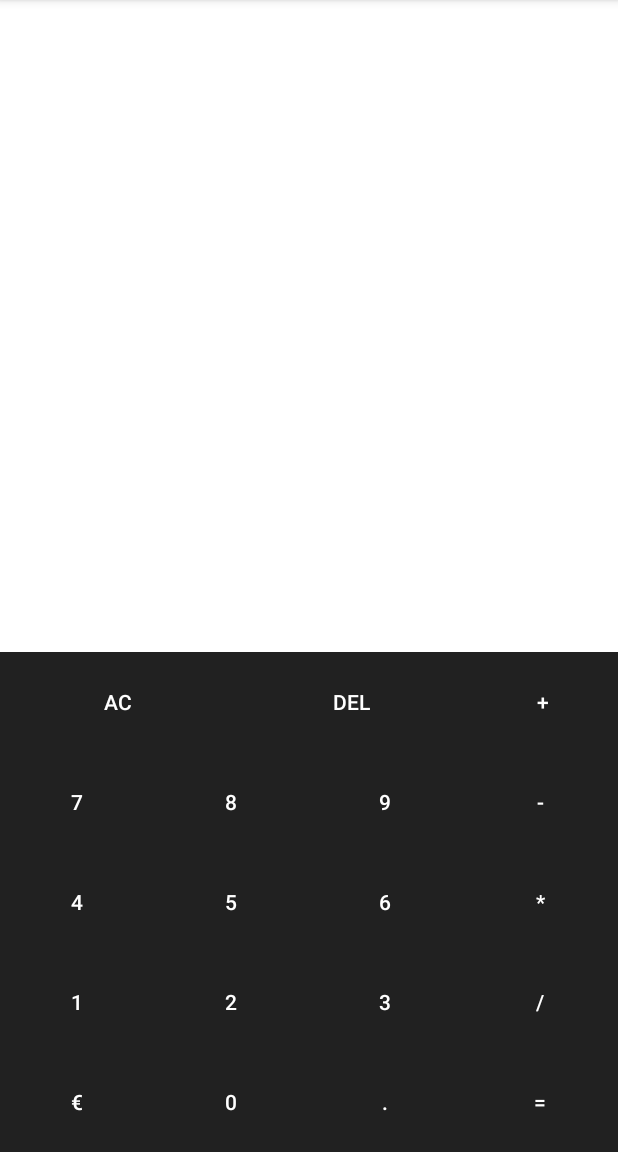
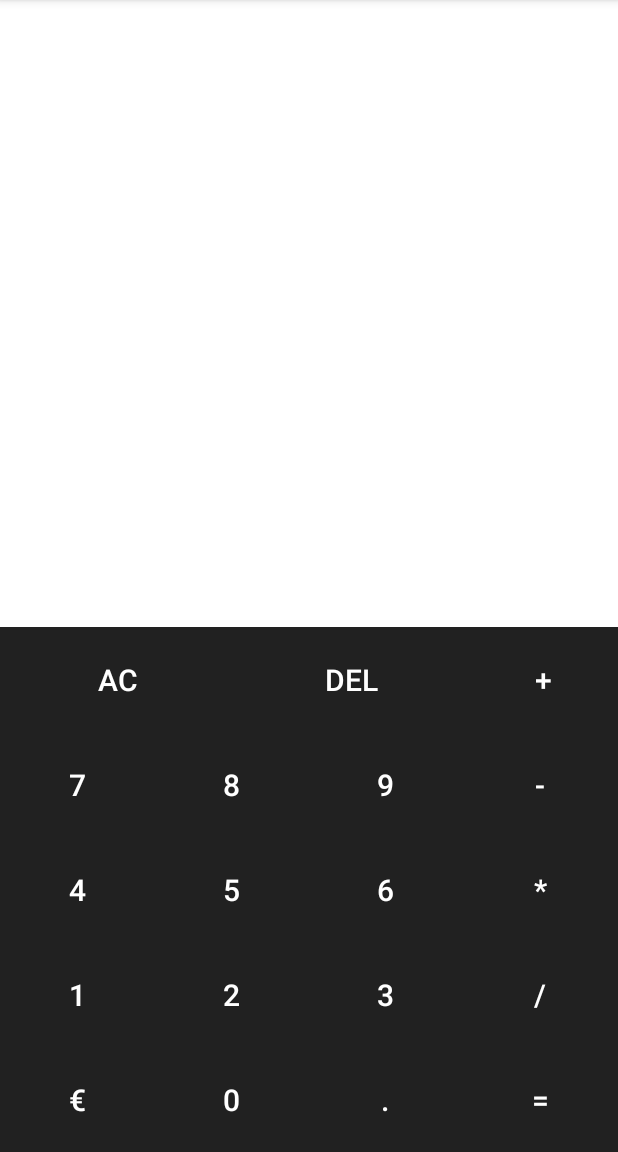
Before and after one commit to LinardosPaschopoulos/MyCalculator, an Android app: the screen it shows after launch (MainActivity), on a phone screen of 412 x 824 dp, the part 84-1236 px from its top. Run offline under Robolectric (Android 15) with nearby library versions, the phone set to English and light mode, and no system bars.

Commit message:
Update activity_main.xml

```diff
--- a/app/src/main/res/layout/activity_main.xml
+++ b/app/src/main/res/layout/activity_main.xml
@@ -38,7 +38,7 @@
 
     <TableLayout
         android:layout_width="match_parent"
-        android:layout_height="wrap_content">
+        android:layout_height="wrap_content" >
 
         <TableRow
             android:layout_width="match_parent"
@@ -47,8 +47,9 @@
             <Button
                 android:id="@+id/button_AC"
                 style="?android:attr/borderlessButtonStyle"
+                android:textSize="20sp"
                 android:layout_width="60dp"
-                android:layout_height="30pt"
+                android:layout_height="70dp"
                 android:layout_weight="1"
                 android:background="@color/anthracite"
                 android:text="@string/ac"
@@ -57,8 +58,9 @@
             <Button
                 android:id="@+id/button_Delete"
                 style="?android:attr/borderlessButtonStyle"
+                android:textSize="20sp"
                 android:layout_width="30pt"
-                android:layout_height="30pt"
+                android:layout_height="70dp"
                 android:layout_weight="1"
                 android:background="@color/anthracite"
                 android:text="@string/del"
@@ -67,8 +69,9 @@
             <Button
                 android:id="@+id/button_plus"
                 style="?android:attr/borderlessButtonStyle"
+                android:textSize="20sp"
                 android:layout_width="30pt"
-                android:layout_height="30pt"
+                android:layout_height="70dp"
                 android:layout_weight="0.37"
                 android:background="@color/anthracite"
                 android:text="@string/Plus"
@@ -83,8 +86,9 @@
             <Button
                 android:id="@+id/button_7"
                 style="?android:attr/borderlessButtonStyle"
+                android:textSize="20sp"
                 android:layout_width="30pt"
-                android:layout_height="30pt"
+                android:layout_height="70dp"
                 android:layout_weight="1"
                 android:background="@color/anthracite"
                 android:text="@string/_7"
@@ -93,8 +97,9 @@
             <Button
                 android:id="@+id/button_8"
                 style="?android:attr/borderlessButtonStyle"
+                android:textSize="20sp"
                 android:layout_width="30pt"
-                android:layout_height="30pt"
+                android:layout_height="70dp"
                 android:layout_weight="1"
                 android:background="@color/anthracite"
                 android:text="@string/_8"
@@ -103,8 +108,9 @@
             <Button
                 android:id="@+id/button_9"
                 style="?android:attr/borderlessButtonStyle"
+                android:textSize="20sp"
                 android:layout_width="30pt"
-                android:layout_height="30pt"
+                android:layout_height="70dp"
                 android:layout_weight="1"
                 android:background="@color/anthracite"
                 android:text="@string/_9"
@@ -113,8 +119,9 @@
             <Button
                 android:id="@+id/button_minus"
                 style="?android:attr/borderlessButtonStyle"
+                android:textSize="20sp"
                 android:layout_width="30pt"
-                android:layout_height="30pt"
+                android:layout_height="70dp"
                 android:layout_weight="1"
                 android:background="@color/anthracite"
                 android:text="@string/Minus"
@@ -129,8 +136,9 @@
             <Button
                 android:id="@+id/button_4"
                 style="?android:attr/borderlessButtonStyle"
+                android:textSize="20sp"
                 android:layout_width="30pt"
-                android:layout_height="30pt"
+                android:layout_height="70dp"
                 android:layout_weight="1"
                 android:background="@color/anthracite"
                 android:text="@string/_4"
@@ -139,8 +147,9 @@
             <Button
                 android:id="@+id/button_5"
                 style="?android:attr/borderlessButtonStyle"
+                android:textSize="20sp"
                 android:layout_width="30pt"
-                android:layout_height="30pt"
+                android:layout_height="70dp"
                 android:layout_weight="1"
                 android:background="@color/anthracite"
                 android:text="@string/_5"
@@ -149,8 +158,9 @@
             <Button
                 android:id="@+id/button_6"
                 style="?android:attr/borderlessButtonStyle"
+                android:textSize="20sp"
                 android:layout_width="30pt"
-                android:layout_height="30pt"
+                android:layout_height="70dp"
                 android:layout_weight="1"
                 android:background="@color/anthracite"
                 android:text="@string/_6"
@@ -159,8 +169,9 @@
             <Button
                 android:id="@+id/button_multiply"
                 style="?android:attr/borderlessButtonStyle"
+                android:textSize="20sp"
                 android:layout_width="30pt"
-                android:layout_height="30pt"
+                android:layout_height="70dp"
                 android:layout_weight="1"
                 android:background="@color/anthracite"
                 android:text="@string/Multiply"
@@ -175,8 +186,9 @@
             <Button
                 android:id="@+id/button_1"
                 style="?android:attr/borderlessButtonStyle"
+                android:textSize="20sp"
                 android:layout_width="30pt"
-                android:layout_height="30pt"
+                android:layout_height="70dp"
                 android:layout_weight="1"
                 android:background="@color/anthracite"
                 android:text="@string/_1"
@@ -185,8 +197,9 @@
             <Button
                 android:id="@+id/button_2"
                 style="?android:attr/borderlessButtonStyle"
+                android:textSize="20sp"
                 android:layout_width="30pt"
-                android:layout_height="30pt"
+                android:layout_height="70dp"
                 android:layout_weight="1"
                 android:background="@color/anthracite"
                 android:text="@string/_2"
@@ -195,8 +208,9 @@
             <Button
                 android:id="@+id/button_3"
                 style="?android:attr/borderlessButtonStyle"
+                android:textSize="20sp"
                 android:layout_width="30pt"
-                android:layout_height="30pt"
+                android:layout_height="70dp"
                 android:layout_weight="1"
                 android:background="@color/anthracite"
                 android:text="@string/_3"
@@ -205,8 +219,9 @@
             <Button
                 android:id="@+id/button_divide"
                 style="?android:attr/borderlessButtonStyle"
+                android:textSize="20sp"
                 android:layout_width="30pt"
-                android:layout_height="30pt"
+                android:layout_height="70dp"
                 android:layout_weight="1"
                 android:background="@color/anthracite"
                 android:text="@string/Divide"
@@ -220,17 +235,19 @@
             <Button
                 android:id="@+id/button_mode"
                 style="?android:attr/borderlessButtonStyle"
+                android:textSize="20sp"
                 android:layout_width="30pt"
-                android:layout_height="30pt"
+                android:layout_height="70dp"
                 android:layout_weight="1"
                 android:background="@color/anthracite"
-                android:text="@string/CurrencyConverter"/>
+                android:text="@string/CurrencyConverter" />
 
             <Button
                 android:id="@+id/button_0"
                 style="?android:attr/borderlessButtonStyle"
+                android:textSize="20sp"
                 android:layout_width="30pt"
-                android:layout_height="30pt"
+                android:layout_height="70dp"
                 android:layout_weight="1"
                 android:background="@color/anthracite"
                 android:text="@string/_0"
@@ -239,8 +256,9 @@
             <Button
                 android:id="@+id/button_dot"
                 style="?android:attr/borderlessButtonStyle"
+                android:textSize="20sp"
                 android:layout_width="30pt"
-                android:layout_height="30pt"
+                android:layout_height="70dp"
                 android:layout_weight="1"
                 android:background="@color/anthracite"
                 android:text="@string/Dot"
@@ -249,8 +267,9 @@
             <Button
                 android:id="@+id/button_equal"
                 style="?android:attr/borderlessButtonStyle"
+                android:textSize="20sp"
                 android:layout_width="30pt"
-                android:layout_height="30pt"
+                android:layout_height="70dp"
                 android:layout_weight="1"
                 android:background="@color/anthracite"
                 android:text="@string/Equal"
```
